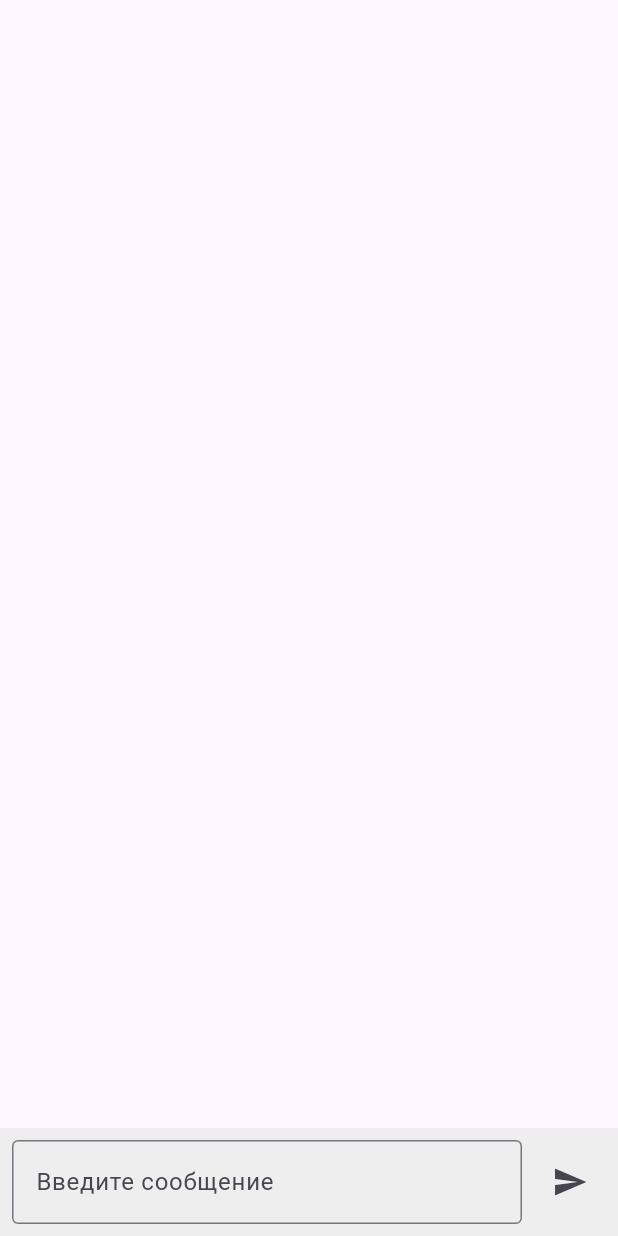
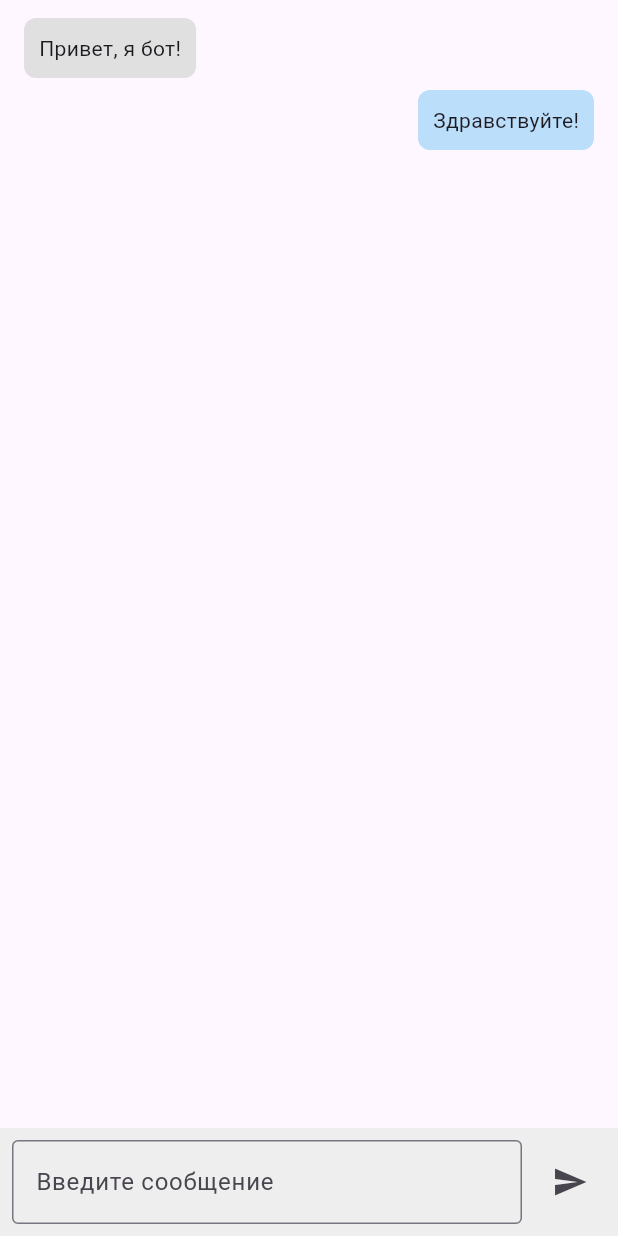
Before and after one commit to mmarkov100/promts_front, a Flutter app: the WidgetChatPage widget shown alone on an empty page, opened directly, on a phone screen of 412 x 824 dp. Run offline on Flutter 3.47's test engine with Material 3 defaults, Android fonts, the phone set to English and light mode, and no system bars.

Commit message:
Нормально открываются чаты

```diff
--- a/lib/features/chat/view/widgets/widget_chat_page.dart
+++ b/lib/features/chat/view/widgets/widget_chat_page.dart
@@ -3,20 +3,23 @@ import 'package:flutter/material.dart';
 /// Модель сообщения
 class ChatMessage {
   final String text;
-  final bool isUser; // true: пользователь, false: нейросеть
+  final bool isUser; // true: сообщение пользователя, false: сообщение нейросети
 
   ChatMessage({required this.text, required this.isUser});
 }
 
 class WidgetChatPage extends StatefulWidget {
-  const WidgetChatPage({Key? key}) : super(key: key);
+  const WidgetChatPage({super.key});
 
   @override
   _WidgetChatPageState createState() => _WidgetChatPageState();
 }
 
 class _WidgetChatPageState extends State<WidgetChatPage> {
-  final List<ChatMessage> _messages = [];
+  final List<ChatMessage> _messages = [
+    ChatMessage(text: "Привет, я бот!", isUser: false),
+    ChatMessage(text: "Здравствуйте!", isUser: true),
+  ];
   final TextEditingController _messageController = TextEditingController();
 
   @override
@@ -31,24 +34,19 @@ class _WidgetChatPageState extends State<WidgetChatPage> {
     if (text.isEmpty) return;
 
     setState(() {
-      // Добавляем сообщение пользователя (справа)
+      // Добавляем сообщение пользователя
       _messages.add(ChatMessage(text: text, isUser: true));
     });
     _messageController.clear();
 
-    // Здесь можно добавить логику, чтобы получить ответ от нейросети (isUser: false)
-    // Например:
-    // final response = await backend.sendMessage(text);
-    // setState(() {
-    //   _messages.add(ChatMessage(text: response, isUser: false));
-    // });
+    // Здесь можно добавить логику для получения ответа от нейросети (isUser: false)
   }
 
   @override
   Widget build(BuildContext context) {
     return Column(
       children: [
-        // (6.1) Список сообщений
+        // Список сообщений
         Expanded(
           child: ListView.builder(
             padding: const EdgeInsets.symmetric(horizontal: 16, vertical: 8),
@@ -59,7 +57,7 @@ class _WidgetChatPageState extends State<WidgetChatPage> {
             },
           ),
         ),
-        // (6.2) Строка для ввода сообщения + (6.3) Кнопка отправки
+        // Поле ввода сообщения + кнопка отправки
         Container(
           color: Colors.grey[200],
           padding: const EdgeInsets.all(8),
@@ -88,7 +86,8 @@ class _WidgetChatPageState extends State<WidgetChatPage> {
     );
   }
 
-  /// Создаёт «пузырь» сообщения. Пользовательское сообщение (isUser = true) выравнивается справа, нейросети — слева.
+  /// Создаёт «пузырь» сообщения.
+  /// Если сообщение пользователя (isUser = true), выравниваем его справа, иначе — слева.
   Widget _buildMessageBubble(ChatMessage msg) {
     final alignment = msg.isUser ? Alignment.centerRight : Alignment.centerLeft;
     final bgColor = msg.isUser ? Colors.blue[100] : Colors.grey[300];
--- a/lib/main.dart
+++ b/lib/main.dart
@@ -6,7 +6,7 @@ void main() {
 }
 
 class MyApp extends StatelessWidget {
-  const MyApp({Key? key}) : super(key: key);
+  const MyApp({super.key});
 
   @override
   Widget build(BuildContext context) {
```
Also changed, not shown: lib/features/chat/view/widgets/widget_chats.dart (+6 -7 lines), lib/features/main/view/widgets/widget_app_bar.dart (+4 -7 lines), lib/features/main/view/widgets/widget_main_screen.dart (+23 -22 lines).
